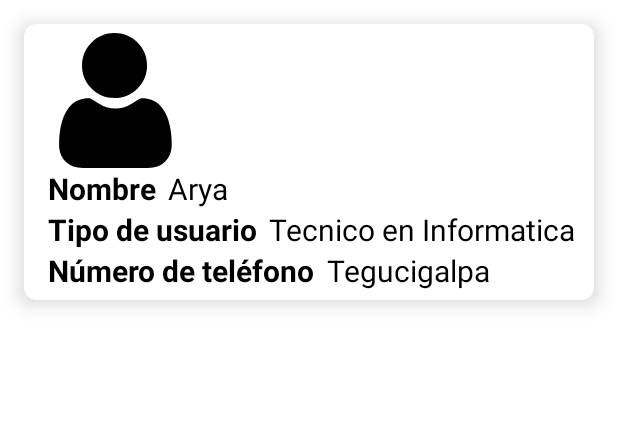
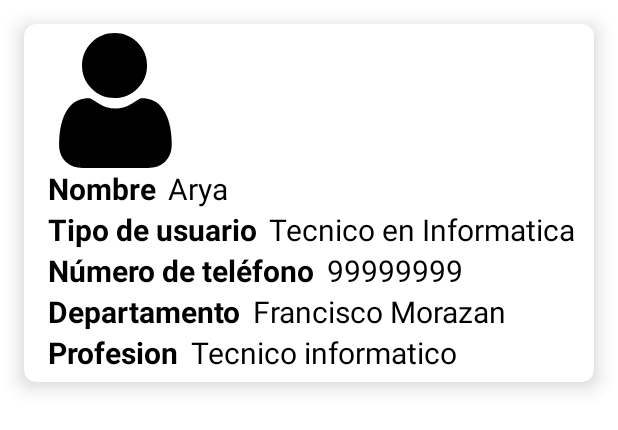
Before and after one commit to djag07907/tato, an Android app: the layout list_item.xml on its own in the app's theme, with its tools: preview values and no code run, on a phone screen of 412 x 824 dp. Shown: the top 430 px of the screen. Run offline under Robolectric (Android 15) with nearby library versions, the phone set to English and light mode, and no system bars.

Commit message:
display of user department location of listview of tecnicians

```diff
--- a/app/src/main/java/solutions/alva/of/son/tato/TechAdapter.kt
+++ b/app/src/main/java/solutions/alva/of/son/tato/TechAdapter.kt
@@ -33,6 +33,7 @@ class TechAdapter(private val techList: ArrayList<Users>) : RecyclerView.Adapter
         holder.techName.text = user.userName
         holder.userTypes.text = user.userType
         holder.userNumber.text = user.userNum
+        holder.userDeps.text= user.userDep
         user.imageId = user.imageId
 
 //        techList[position].imageId?.let { holder.imageId.setImageResource(it) }
@@ -56,6 +57,7 @@ class TechAdapter(private val techList: ArrayList<Users>) : RecyclerView.Adapter
         val techName : TextView = itemView.findViewById(R.id.techNametv)
         val userTypes : TextView = itemView.findViewById(R.id.userTypetv)
         val userNumber : TextView = itemView.findViewById(R.id.userNumtv)
+        val userDeps : TextView = itemView.findViewById(R.id.userDepTv)
         val userImage : ImageView = itemView.findViewById(R.id.userImageView)
 //        val imageId : ImageView = itemView.findViewById(R.id.userImageView)
     }
--- a/app/src/main/res/layout/list_item.xml
+++ b/app/src/main/res/layout/list_item.xml
@@ -94,9 +94,64 @@
                 android:layout_height="wrap_content"
                 android:id="@+id/userNumtv"
                 android:layout_marginStart="8dp"
-                android:text="Tegucigalpa"
+                android:text="99999999"
                 android:textColor="@color/black"
                 android:textSize="20sp"/>
+
+
+
+        </LinearLayout>
+
+        <LinearLayout
+            android:layout_width="wrap_content"
+            android:layout_height="wrap_content"
+            android:layout_gravity="center_vertical"
+            android:orientation="horizontal">
+
+            <TextView
+                android:layout_width="wrap_content"
+                android:layout_height="wrap_content"
+                android:text="@string/dep_name"
+                android:textColor="@color/black"
+                android:textSize="20sp"
+                android:textStyle="bold"/>
+
+            <TextView
+                android:layout_width="wrap_content"
+                android:layout_height="wrap_content"
+                android:id="@+id/userDepTv"
+                android:layout_marginStart="8dp"
+                android:text="Francisco Morazan"
+                android:textColor="@color/black"
+                android:textSize="20sp"/>
+
+
+
+        </LinearLayout>
+
+        <LinearLayout
+            android:layout_width="wrap_content"
+            android:layout_height="wrap_content"
+            android:layout_gravity="center_vertical"
+            android:orientation="horizontal">
+
+            <TextView
+                android:layout_width="wrap_content"
+                android:layout_height="wrap_content"
+                android:text="@string/tech_profession"
+                android:textColor="@color/black"
+                android:textSize="20sp"
+                android:textStyle="bold"/>
+
+            <TextView
+                android:layout_width="wrap_content"
+                android:layout_height="wrap_content"
+                android:id="@+id/userProfTv"
+                android:layout_marginStart="8dp"
+                android:text="Tecnico informatico"
+                android:textColor="@color/black"
+                android:textSize="20sp"/>
+
 
 
         </LinearLayout>
--- a/app/src/main/res/values/strings.xml
+++ b/app/src/main/res/values/strings.xml
@@ -35,8 +35,8 @@
     <string name="tech_type">Tecnico Profesional</string>
     <string name="user_type">Que tipo de usuario eres?</string>
     <string name="user_dep">De qué departamento eres?</string>
-    <string name="dep_name">Departamento: </string>
-    <string name="tech_profession">Profesion: </string>
+    <string name="dep_name">Departamento </string>
+    <string name="tech_profession">Profesion </string>
     <string name="view_profile">Ver perfil </string>
     <string name="view_techs">Mostrar listado de tecnicos </string>
 
```
